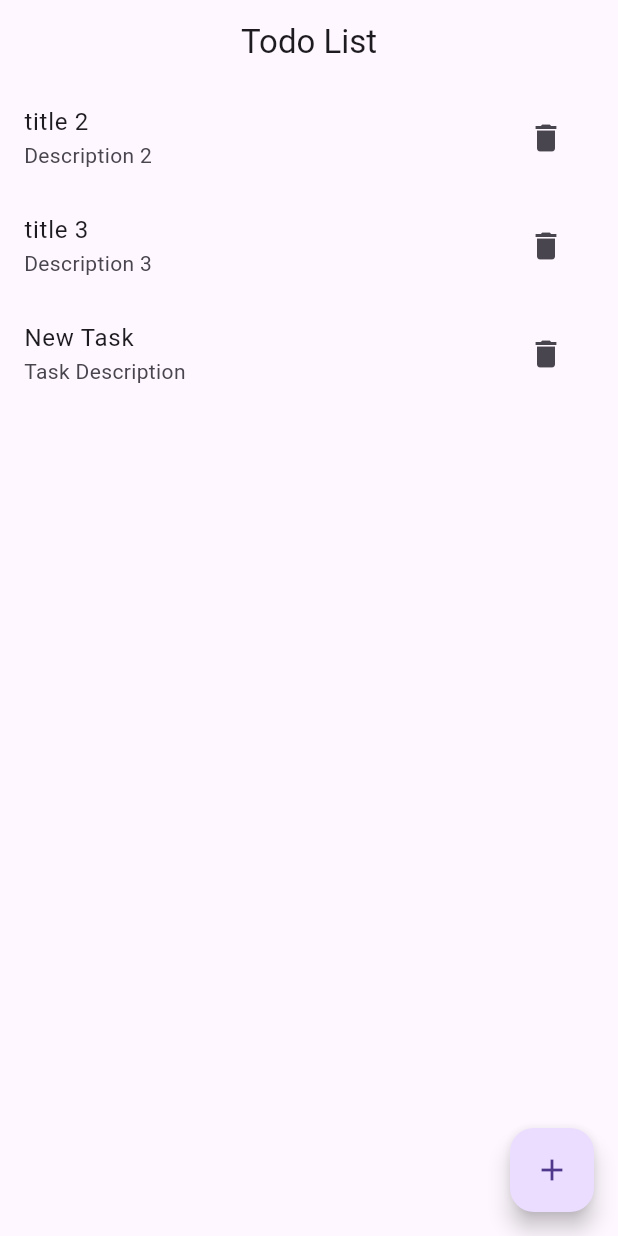
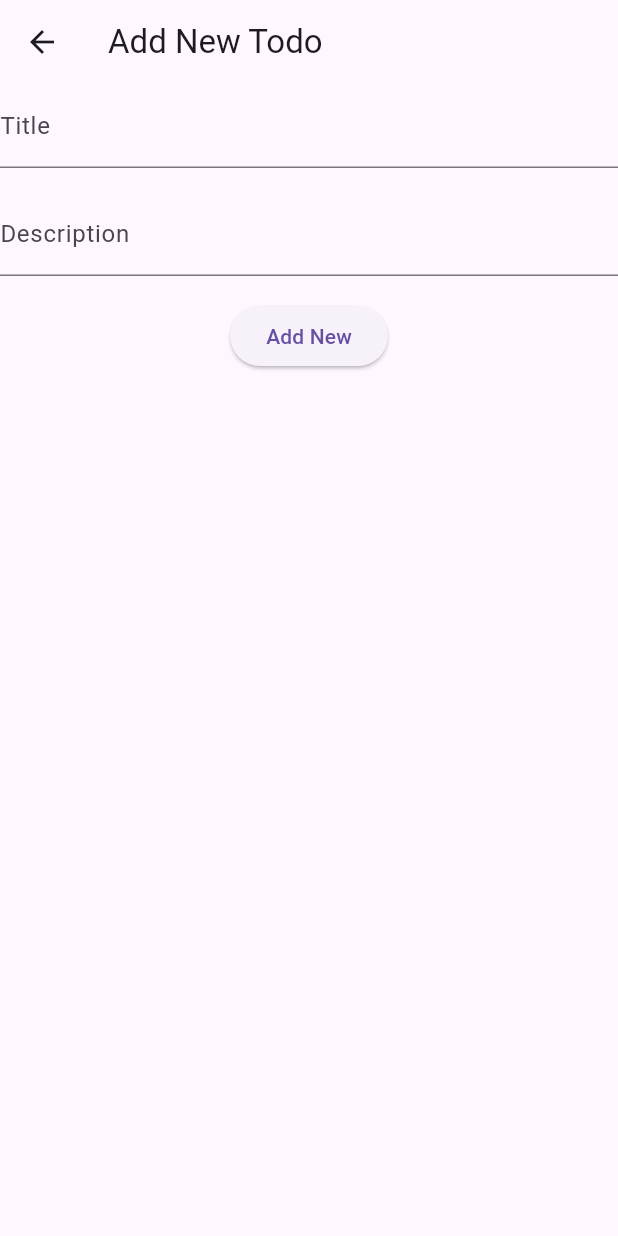
Before and after one commit to Jasonnnnnnnnnnnnnnnnn/flutter_week6_getx, a Flutter app: the screen it shows after launch, after a tap on the "delete" icon, after a tap on the "add" icon, on a phone screen of 412 x 824 dp. Run offline on Flutter 3.47's test engine with Material 3 defaults, Android fonts, the phone set to English and light mode, and no system bars; our stand-ins replace get.

```diff
--- a/lib/app/modules/home/controllers/home_controller.dart
+++ b/lib/app/modules/home/controllers/home_controller.dart
@@ -1,9 +1,16 @@
+import 'package:flutter/material.dart';
 import 'package:get/get.dart';
 import 'package:test_getx/app/data/services/todo_service.dart';
 import 'package:test_getx/app/data/todo.dart';
 
 class HomeController extends GetxController {
   final TodoService todoService = Get.find();
+  final titleController = TextEditingController();
+  final descriptionController = TextEditingController();
+  void setEditTodo(Todo todo){
+    titleController.text = todo.title;
+    descriptionController.text = todo.description;
+  }
 
   void addNewTodo() {
     todoService
@@ -31,6 +38,8 @@ class HomeController extends GetxController {
 
   @override
   void onClose() {
+    descriptionController.dispose();
+    titleController.dispose();
     super.onClose();
   }
 }
--- /dev/null
+++ b/lib/app/modules/home/views/edit_todo_view.dart
@@ -0,0 +1,60 @@
+import 'package:flutter/material.dart';
+import 'package:get/get.dart';
+
+import 'package:test_getx/app/data/todo.dart';
+import 'package:test_getx/app/modules/home/controllers/home_controller.dart';
+import 'package:test_getx/app/modules/home/views/home_view.dart';
+
+class EditTodoView extends StatelessWidget {
+  final int? index;
+  final Todo? todo;
+  final _formKey = GlobalKey<FormState>();
+  final HomeController controller = Get.find();
+  EditTodoView({this.index, this.todo, Key? key}) : super(key: key) {
+    if (this.todo != null) {
+      controller.setEditTodo(todo!);
+    }
+  }
+
+  @override
+  Widget build(BuildContext context) {
+    return Scaffold(
+      appBar: AppBar(
+        title: (this.todo != null) ? Text('Edit Todo') : Text('Add New Todo'),
+      ),
+      body: Form(
+          key: _formKey,
+          child: Column(
+            children: [
+              TextFormField(
+                  controller: controller.titleController,
+                  decoration: InputDecoration(labelText: 'Title'),
+                  validator: (value) {
+                    if (value == null || value.isEmpty) {
+                      return 'Please enter a title';
+                    }
+                    return null;
+                  }),
+              SizedBox(
+                height: 16,
+              ),
+              TextFormField(
+                  controller: controller.descriptionController,
+                  decoration: InputDecoration(labelText: 'Description'),
+                  validator: (value) {
+                    if (value == null || value.isEmpty) {
+                      return 'Please enter a description';
+                    }
+                    return null;
+                  }),
+              SizedBox(
+                height: 16,
+              ),
+              ElevatedButton(
+                  onPressed: () {},
+                  child: (this.todo != null) ? Text('Edit') : Text('Add New'))
+            ],
+          )),
+    );
+  }
+}
--- a/lib/app/modules/home/views/home_view.dart
+++ b/lib/app/modules/home/views/home_view.dart
@@ -1,12 +1,14 @@
-
-
 import 'dart:developer';
 
 import 'package:flutter/material.dart';
 
 import 'package:get/get.dart';
+import 'package:test_getx/app/data/todo.dart';
+import 'package:test_getx/app/modules/home/views/edit_todo_view.dart';
 
 import '../controllers/home_controller.dart';
+
+
 
 class HomeView extends GetView<HomeController> {
   HomeView({Key? key}) : super(key: key);
@@ -24,17 +26,19 @@ class HomeView extends GetView<HomeController> {
             itemBuilder: (context, index) {
               final todo = controller.todoService.todos[index];
               return Ink(
-                color: todo.isDone? Colors.red: Colors.transparent,
+                color: todo.isDone ? Colors.red : Colors.transparent,
                 child: ListTile(
                   title: Text(todo.title),
                   subtitle: Text(todo.description),
                   trailing: IconButton(
                     icon: const Icon(Icons.delete),
-
                     onPressed: () {
                       controller.removeTodoAt(index);
                     },
                   ),
+                  onTap : () {
+                    Get.to(() => EditTodoView(index: index, todo :todo));
+                  },
                   onLongPress: () {
                     controller.toggleTodoStatus(index);
                     log('${todo.isDone}');
@@ -47,7 +51,7 @@ class HomeView extends GetView<HomeController> {
       ),
       floatingActionButton: FloatingActionButton(
         onPressed: () {
-          controller.addNewTodo();
+          Get.to(() => EditTodoView());
         },
         child: Icon(Icons.add),
       ),
```
